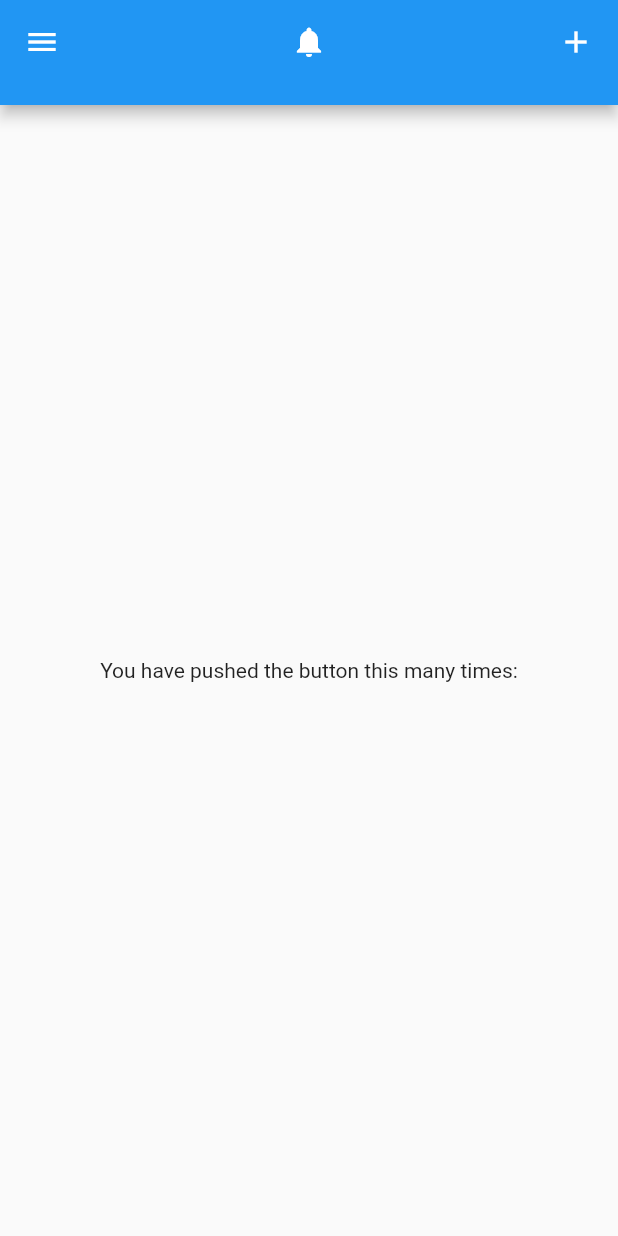
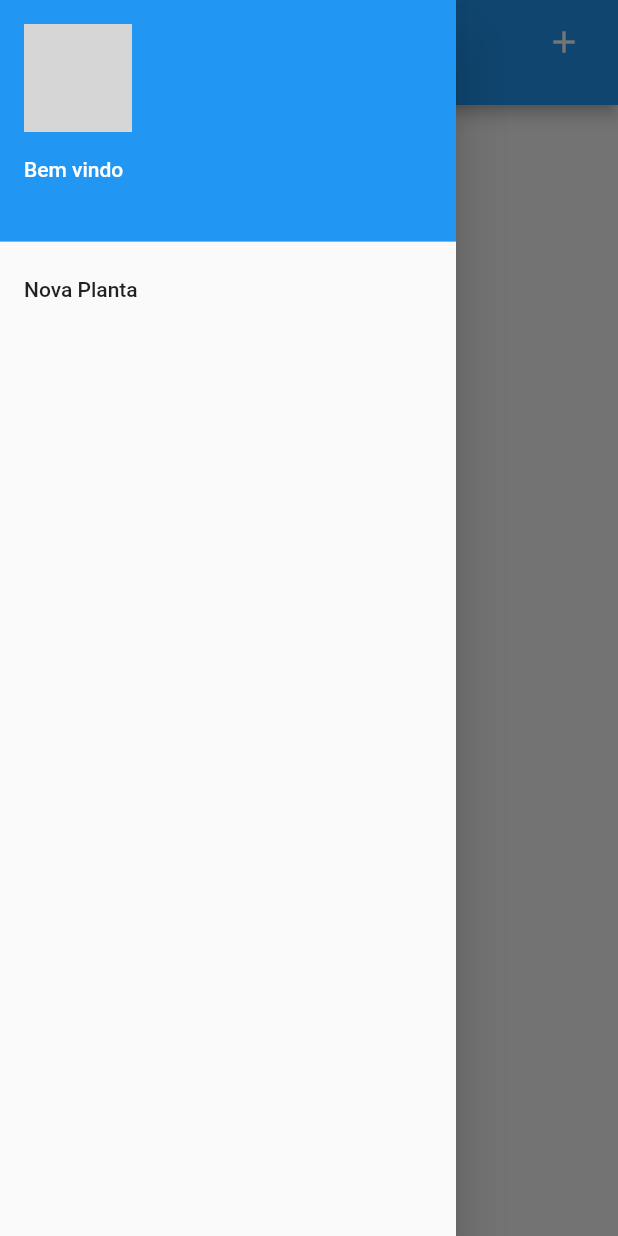
Before and after one commit to LuizGGeas/Ipot, a Flutter app: the screen it shows after launch, with the side drawer open (before the commit the screen has no drawer), on a phone screen of 412 x 824 dp. Run offline on Flutter 3.47's test engine with Material 2 defaults, Android fonts, the phone set to English and light mode, and no system bars; our stand-ins replace cloud_firestore; accounts and stored records are empty; network calls fail; grey boxes are pictures that could not be loaded.

Commit message:
adicionado dependencias do firebase e feito o menu

```diff
--- a/ipot_integrador/lib/header.dart
+++ /dev/null
@@ -1,25 +0,0 @@
-import 'package:flutter/material.dart';
-
-class Header extends StatefulWidget implements PreferredSizeWidget {
-  @override
-  Size get preferredSize => const Size.fromHeight(70);
-
-  @override
-  _HeaderState createState() => _HeaderState();
-}
-
-class _HeaderState extends State<Header> {
-  @override
-  Widget build(BuildContext context) {
-    return new AppBar(
-      title: Row(
-        mainAxisAlignment: MainAxisAlignment.spaceBetween,
-        children: <Widget>[
-          Icon(Icons.menu),
-          Icon(Icons.notifications),
-          Icon(Icons.add)
-        ],
-      ),
-    );
-  }
-}
--- a/ipot_integrador/lib/main.dart
+++ b/ipot_integrador/lib/main.dart
@@ -1,5 +1,7 @@
 import 'package:flutter/material.dart';
-import 'package:ipot_integrador/header.dart';
+import 'package:ipot_integrador/pages/lista_plantas.dart';
+import 'package:ipot_integrador/shared/pages/drawer.dart';
+import 'package:ipot_integrador/shared/pages/header.dart';
 
 void main() {
   runApp(MyApp());
@@ -31,16 +33,8 @@ class _MyHomePageState extends State<MyHomePage> {
   Widget build(BuildContext context) {
     return Scaffold(
       appBar: Header(),
-      body: Center(
-        child: Column(
-          mainAxisAlignment: MainAxisAlignment.center,
-          children: <Widget>[
-            Text(
-              'You have pushed the button this many times:',
-            ),
-          ],
-        ),
-      ),
+      drawer: DrawerComponent(),
+      body: ListaPlantas(),
     );
   }
 }
--- /dev/null
+++ b/ipot_integrador/lib/pages/nova_plata.dart
@@ -0,0 +1,21 @@
+import 'package:flutter/material.dart';
+import 'package:ipot_integrador/shared/pages/header.dart';
+
+class NovaPlanta extends StatefulWidget {
+  @override
+  _NovaPlantaState createState() => _NovaPlantaState();
+}
+
+class _NovaPlantaState extends State<NovaPlanta> {
+  @override
+  Widget build(BuildContext context) {
+    return new Scaffold(
+      appBar: Header(),
+      body: Container(
+        child: Center(
+          child: Text('Olá'),
+        ),
+      ),
+    );
+  }
+}
--- /dev/null
+++ b/ipot_integrador/lib/shared/models/planta.dart
@@ -0,0 +1,8 @@
+class Planta {
+  String nome;
+  String ambiente;
+
+  Map<String, dynamic> toJson() {
+    return {'nome': nome, 'ambiente': ambiente};
+  }
+}
--- /dev/null
+++ b/ipot_integrador/lib/shared/pages/drawer.dart
@@ -0,0 +1,46 @@
+import 'package:flutter/material.dart';
+import 'package:ipot_integrador/pages/nova_plata.dart';
+
+class DrawerComponent extends StatefulWidget {
+  @override
+  _DrawerComponentState createState() => _DrawerComponentState();
+}
+
+class _DrawerComponentState extends State<DrawerComponent> {
+  @override
+  Widget build(BuildContext context) {
+    return new Drawer(
+      child: ListView(
+        children: <Widget>[
+          PlantaLogo(),
+          new ListTile(
+            title: Text('Nova Planta'),
+            onTap: () {
+              Navigator.push(context,
+                  MaterialPageRoute(builder: (context) => NovaPlanta()));
+            },
+          ),
+        ],
+      ),
+    );
+  }
+}
+
+class PlantaLogo extends StatefulWidget {
+  @override
+  _PlantaLogoState createState() => _PlantaLogoState();
+}
+
+class _PlantaLogoState extends State<PlantaLogo> {
+  @override
+  Widget build(BuildContext context) {
+    return new UserAccountsDrawerHeader(
+      accountName: new Text('Bem vindo'),
+      accountEmail: new Text(''),
+      currentAccountPicture: new CircleAvatar(
+        backgroundImage: new NetworkImage(
+            'https://investinplants.com/wp-content/uploads/2019/10/Lesser-celandine-e1571925441809.jpg'),
+      ),
+    );
+  }
+}
--- /dev/null
+++ b/ipot_integrador/lib/shared/pages/header.dart
@@ -0,0 +1,39 @@
+import 'package:flutter/material.dart';
+import 'package:ipot_integrador/pages/nova_plata.dart';
+
+class Header extends StatefulWidget implements PreferredSizeWidget {
+  @override
+  Size get preferredSize => const Size.fromHeight(70);
+
+  @override
+  _HeaderState createState() => _HeaderState();
+}
+
+class _HeaderState extends State<Header> {
+  @override
+  Widget build(BuildContext context) {
+    return new AppBar(
+      title: Row(
+        mainAxisAlignment: MainAxisAlignment.end,
+        children: <Widget>[
+          Container(
+            margin: EdgeInsets.only(right: 100.0),
+            child: IconButton(
+              icon: Icon(Icons.notifications),
+              onPressed: () {},
+            ),
+          ),
+          Container(
+            child: IconButton(
+              icon: Icon(Icons.add),
+              onPressed: () {
+                Navigator.push(context,
+                    MaterialPageRoute(builder: (context) => NovaPlanta()));
+              },
+            ),
+          ),
+        ],
+      ),
+    );
+  }
+}
--- /dev/null
+++ b/ipot_integrador/lib/shared/service/database_connection.dart
@@ -0,0 +1,28 @@
+import 'package:cloud_firestore/cloud_firestore.dart';
+import 'package:ipot_integrador/shared/models/planta.dart';
+
+class DatabaseConnection {
+  final dataBase = Firestore.instance;
+
+  void novaPlanta(Planta planta) async {
+    await dataBase
+        .collection('plantas')
+        .document(planta.nome)
+        .setData(planta.toJson());
+  }
+
+  void editPlanta(Planta planta) async {
+    await dataBase
+        .collection('plantas')
+        .document(planta.nome)
+        .setData(planta.toJson());
+  }
+
+  void dropPlanta(Planta planta) async {
+    await dataBase.collection('plantas').document(planta.nome).delete();
+  }
+
+  Future<QuerySnapshot> getAllPlantas() async {
+    return await dataBase.collection('plantas').getDocuments();
+  }
+}
--- a/ipot_integrador/pubspec.yaml
+++ b/ipot_integrador/pubspec.yaml
@@ -10,7 +10,7 @@ environment:
 dependencies:
   flutter:
     sdk: flutter
-
+  cloud_firestore: ^0.9.0
   cupertino_icons: ^0.1.3
 
 dev_dependencies:
```
Also changed, not shown: ipot_integrador/lib/pages/lista_plantas.dart (renamed from ipot_integrador/lib/lista_plantas.dart), ipot_integrador/lib/pages/notificacao.dart (added), 3 other files.
